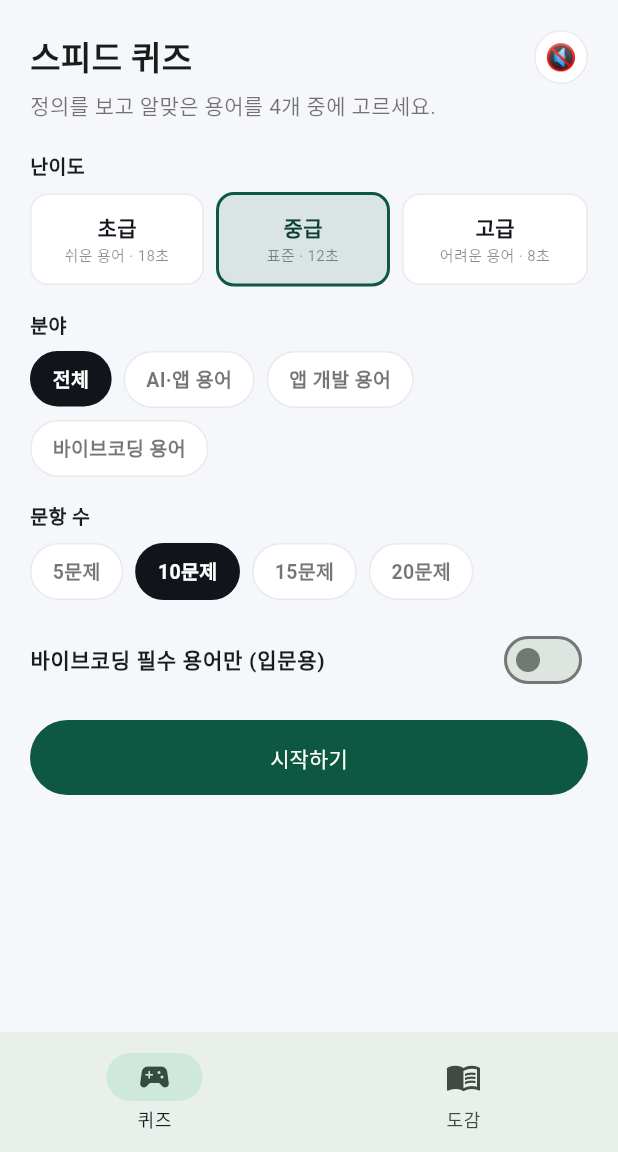
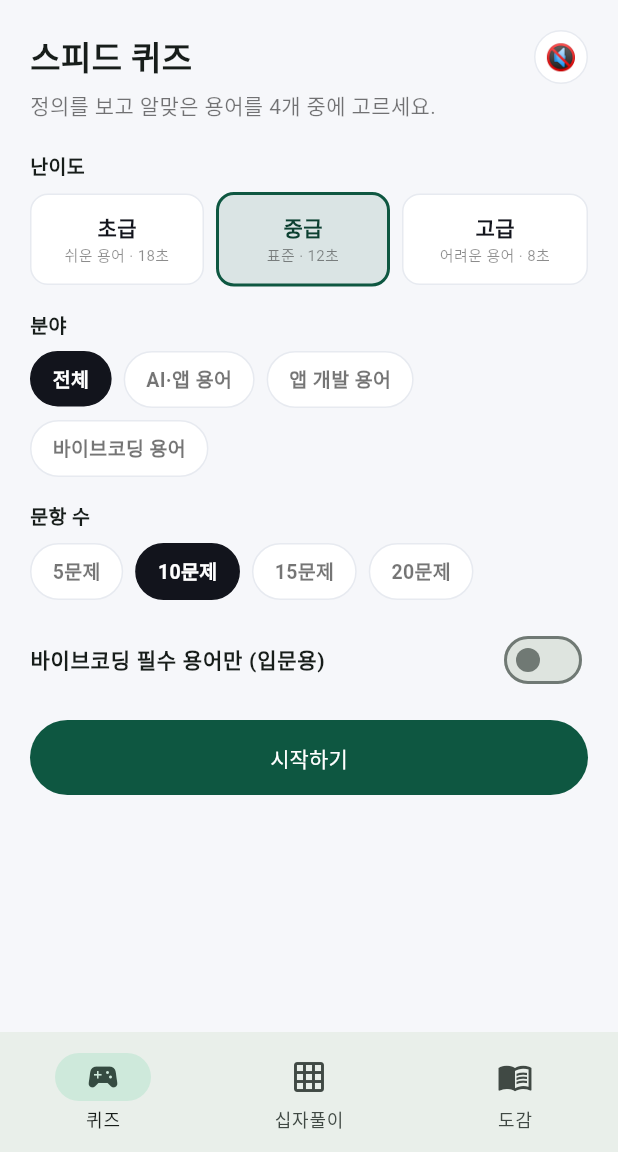
Before and after one commit to betona1/exansys.net, a Flutter app: the screen it shows after launch, after a tap on an icon or button, on a phone screen of 412 x 824 dp, the part 84-1236 px from its top. Run offline on Flutter 3.47's test engine with Material 3 defaults, Android fonts, the phone set to English and light mode, and no system bars; our stand-ins replace audioplayers; network calls fail.

Commit message:
기능: Flutter 앱에 십자풀이(가로세로 퍼즐) 추가
- api.dart: crossword() + CrosswordPuzzle/CrosswordEntry 모델
- crossword_screen.dart: 그리드 입력(자동 이동)·번호·가로/세로 열쇠·정답확인/보기·새 퍼즐
- 하단 네비 3탭(퀴즈·십자풀이·도감)
- flutter analyze 무결 · build web 성공

Co-Authored-By: Claude Opus 4.8 (1M context) <noreply@anthropic.com>

```diff
--- a/apps/techdex/flutter_app/lib/api.dart
+++ b/apps/techdex/flutter_app/lib/api.dart
@@ -35,6 +35,19 @@ class TechdexApi {
     return (d['questions'] as List)
         .map((e) => QuizQuestion.fromJson(e as Map<String, dynamic>))
         .toList();
+  }
+
+  static Future<CrosswordPuzzle> crossword({
+    int count = 10,
+    String? collection,
+    String? level,
+  }) async {
+    final params = <String, String>{'count': '$count'};
+    if (collection != null) params['collection'] = collection;
+    if (level != null) params['level'] = level;
+    final qs = Uri(queryParameters: params).query;
+    final d = await _get('/api/techdex/crossword?$qs') as Map<String, dynamic>;
+    return CrosswordPuzzle.fromJson(d);
   }
 
   static Future<TermPage> terms({
@@ -136,6 +149,46 @@ class TermPage {
   TermPage({required this.total, required this.terms});
 }
 
+class CrosswordEntry {
+  final int number;
+  final int row;
+  final int col;
+  final String dir; // across | down
+  final String answer;
+  final int len;
+  final String clue;
+  CrosswordEntry({
+    required this.number,
+    required this.row,
+    required this.col,
+    required this.dir,
+    required this.answer,
+    required this.len,
+    required this.clue,
+  });
+  factory CrosswordEntry.fromJson(Map<String, dynamic> j) => CrosswordEntry(
+        number: (j['num'] as num).toInt(),
+        row: (j['row'] as num).toInt(),
+        col: (j['col'] as num).toInt(),
+        dir: j['dir'] as String,
+        answer: j['answer'] as String,
+        len: (j['len'] as num).toInt(),
+        clue: j['clue'] as String,
+      );
+}
+
+class CrosswordPuzzle {
+  final int rows;
+  final int cols;
+  final List<CrosswordEntry> entries;
+  CrosswordPuzzle({required this.rows, required this.cols, required this.entries});
+  factory CrosswordPuzzle.fromJson(Map<String, dynamic> j) => CrosswordPuzzle(
+        rows: (j['rows'] as num).toInt(),
+        cols: (j['cols'] as num).toInt(),
+        entries: (j['entries'] as List).map((e) => CrosswordEntry.fromJson(e as Map<String, dynamic>)).toList(),
+      );
+}
+
 const collectionLabel = {
   'ai': 'AI·앱 용어',
   'app': '앱 개발 용어',
--- /dev/null
+++ b/apps/techdex/flutter_app/lib/crossword_screen.dart
@@ -0,0 +1,325 @@
+import 'package:flutter/material.dart';
+import 'api.dart';
+import 'main.dart';
+import 'sfx.dart';
+
+const _cLevels = {'beginner': '초급', 'intermediate': '중급', 'hard': '고급'};
+
+class CrosswordScreen extends StatefulWidget {
+  const CrosswordScreen({super.key});
+  @override
+  State<CrosswordScreen> createState() => _CrosswordScreenState();
+}
+
+class _CrosswordScreenState extends State<CrosswordScreen> {
+  String _collection = 'all';
+  String _level = 'intermediate';
+  String _dir = 'across';
+  CrosswordPuzzle? _puzzle;
+  bool _loading = false;
+  bool _solved = false;
+  String _error = '';
+  final Map<String, String> _correct = {};
+  final Map<String, int> _numAt = {};
+  List<CrosswordEntry> _across = [];
+  List<CrosswordEntry> _down = [];
+  final Map<String, TextEditingController> _ctrl = {};
+  final Map<String, FocusNode> _focus = {};
+  final Map<String, bool?> _checked = {};
+
+  String _k(int r, int c) => '$r,$c';
+
+  @override
+  void initState() {
+    super.initState();
+    _load();
+  }
+
+  @override
+  void dispose() {
+    _disposeCells();
+    super.dispose();
+  }
+
+  void _disposeCells() {
+    for (final c in _ctrl.values) {
+      c.dispose();
+    }
+    for (final f in _focus.values) {
+      f.dispose();
+    }
+    _ctrl.clear();
+    _focus.clear();
+  }
+
+  Future<void> _load() async {
+    setState(() {
+      _loading = true;
+      _error = '';
+      _solved = false;
+      _puzzle = null;
+    });
+    try {
+      final p = await TechdexApi.crossword(
+        count: 10,
+        collection: _collection == 'all' ? null : _collection,
+        level: _level,
+      );
+      _disposeCells();
+      _correct.clear();
+      _numAt.clear();
+      _checked.clear();
+      for (final e in p.entries) {
+        _numAt.putIfAbsent(_k(e.row, e.col), () => e.number);
+        final dr = e.dir == 'down' ? 1 : 0;
+        final dc = e.dir == 'across' ? 1 : 0;
+        for (var i = 0; i < e.len; i++) {
+          final key = _k(e.row + dr * i, e.col + dc * i);
+          _correct[key] = e.answer[i];
+          _ctrl.putIfAbsent(key, () => TextEditingController());
+          _focus.putIfAbsent(key, () => FocusNode());
+        }
+      }
+      _across = p.entries.where((e) => e.dir == 'across').toList()..sort((a, b) => a.number - b.number);
+      _down = p.entries.where((e) => e.dir == 'down').toList()..sort((a, b) => a.number - b.number);
+      setState(() {
+        _puzzle = p;
+        _loading = false;
+      });
+    } catch (_) {
+      setState(() {
+        _error = '퍼즐을 만들지 못했습니다. 범위를 바꿔 다시 시도해 주세요.';
+        _loading = false;
+      });
+    }
+  }
+
+  bool _has(int r, int c) => _correct.containsKey(_k(r, c));
+
+  void _advance(int r, int c) {
+    final dr = _dir == 'down' ? 1 : 0;
+    final dc = _dir == 'across' ? 1 : 0;
+    if (_has(r + dr, c + dc)) _focus[_k(r + dr, c + dc)]!.requestFocus();
+  }
+
+  void _onChanged(int r, int c, String v) {
+    final key = _k(r, c);
+    if (v.isEmpty) {
+      setState(() => _checked.remove(key));
+      return;
+    }
+    final ch = v.substring(v.length - 1).toUpperCase();
+    if (RegExp(r'[A-Z]').hasMatch(ch)) {
+      _ctrl[key]!.value = TextEditingValue(text: ch, selection: const TextSelection.collapsed(offset: 1));
+      _checked[key] = null;
+      _advance(r, c);
+    } else {
+      _ctrl[key]!.text = '';
+    }
+    setState(() {});
+  }
+
+  void _check() {
+    var all = true;
+    _correct.forEach((key, letter) {
+      final ok = _ctrl[key]!.text.toUpperCase() == letter;
+      _checked[key] = ok;
+      if (!ok) all = false;
+    });
+    setState(() {
+      if (all) {
+        _solved = true;
+        Sfx.correct();
+      } else {
+        Sfx.wrong();
+      }
+    });
+  }
+
+  void _reveal() {
+    _correct.forEach((key, letter) {
+      _ctrl[key]!.text = letter;
+      _checked[key] = null;
+    });
+    setState(() => _solved = true);
+  }
+
+  @override
+  Widget build(BuildContext context) {
+    final p = _puzzle;
+    return ListView(
+      padding: const EdgeInsets.all(16),
+      children: [
+        // 범위 선택
+        Wrap(spacing: 8, runSpacing: 8, children: [
+          for (final cc in ['all', 'ai', 'app', 'vibe'])
+            _chip(cc == 'all' ? '전체' : collectionLabel[cc]!, _collection == cc, () {
+              setState(() => _collection = cc);
+            }),
+        ]),
+        const SizedBox(height: 8),
+        Row(children: [
+          for (final lv in ['beginner', 'intermediate', 'hard'])
+            Padding(
+              padding: const EdgeInsets.only(right: 8),
+              child: _chip(_cLevels[lv]!, _level == lv, () => setState(() => _level = lv)),
+            ),
+          const Spacer(),
+          FilledButton(
+            style: FilledButton.styleFrom(backgroundColor: ink, visualDensity: VisualDensity.compact),
+            onPressed: _load,
+            child: const Text('새 퍼즐'),
+          ),
+        ]),
+        const SizedBox(height: 8),
+        const Text('힌트(가로·세로)를 보고 영문 용어를 채워보세요.', style: TextStyle(color: Colors.black54, fontSize: 13)),
+        const SizedBox(height: 12),
+
+        if (_error.isNotEmpty)
+          Container(
+            padding: const EdgeInsets.all(12),
+            decoration: BoxDecoration(color: const Color(0xFFFDECEC), borderRadius: BorderRadius.circular(12)),
+            child: Text(_error, style: const TextStyle(color: Color(0xFFB4232A))),
+          ),
+        if (_loading) const Padding(padding: EdgeInsets.all(40), child: Center(child: CircularProgressIndicator())),
+
+        if (p != null && !_loading) ...[
+          if (_solved)
+            Container(
+              margin: const EdgeInsets.only(bottom: 12),
+              padding: const EdgeInsets.all(12),
+              decoration: BoxDecoration(color: green.withValues(alpha: 0.12), borderRadius: BorderRadius.circular(12)),
+              child: const Center(child: Text('🎉 완성! 잘하셨어요', style: TextStyle(fontWeight: FontWeight.w800, color: greenDeep))),
+            ),
+          // 그리드
+          SingleChildScrollView(
+            scrollDirection: Axis.horizontal,
+            child: Column(
+              children: [
+                for (var r = 0; r < p.rows; r++)
+                  Row(children: [for (var c = 0; c < p.cols; c++) _cell(r, c)]),
+              ],
+            ),
+          ),
+          const SizedBox(height: 14),
+          Row(
+            mainAxisAlignment: MainAxisAlignment.center,
+            children: [
+              FilledButton(
+                style: FilledButton.styleFrom(backgroundColor: green),
+                onPressed: _check,
+                child: const Text('정답 확인'),
+              ),
+              const SizedBox(width: 10),
+              OutlinedButton(onPressed: _reveal, child: const Text('정답 보기')),
+            ],
+          ),
+          const SizedBox(height: 20),
+          _clues('가로 열쇠', _across),
+          const SizedBox(height: 14),
+          _clues('세로 열쇠', _down),
+        ],
+      ],
+    );
+  }
+
+  Widget _cell(int r, int c) {
+    const size = 32.0;
+    final key = _k(r, c);
+    if (!_has(r, c)) return const SizedBox(width: size + 2, height: size + 2);
+    final chk = _checked[key];
+    Color border = const Color(0xFFE7EAF0);
+    Color bg = Colors.white;
+    if (chk == true) {
+      border = green;
+      bg = green.withValues(alpha: 0.12);
+    } else if (chk == false) {
+      border = Colors.red.shade400;
+      bg = const Color(0xFFFDECEC);
+    }
+    final num = _numAt[key];
+    return Container(
+      width: size + 2,
+      height: size + 2,
+      padding: const EdgeInsets.all(1),
+      child: Stack(
+        children: [
+          TextField(
+            controller: _ctrl[key],
+            focusNode: _focus[key],
+            textAlign: TextAlign.center,
+            textCapitalization: TextCapitalization.characters,
+            showCursor: false,
+            maxLength: 2,
+            onTap: () => _focus[key]!.requestFocus(),
+            onChanged: (v) => _onChanged(r, c, v),
+            style: const TextStyle(fontWeight: FontWeight.w800, fontSize: 15),
+            decoration: InputDecoration(
+              counterText: '',
+              isDense: true,
+              contentPadding: EdgeInsets.zero,
+              filled: true,
+              fillColor: bg,
+              border: OutlineInputBorder(borderRadius: BorderRadius.circular(6), borderSide: BorderSide(color: border, width: 1.5)),
+              enabledBorder:
+                  OutlineInputBorder(borderRadius: BorderRadius.circular(6), borderSide: BorderSide(color: border, width: 1.5)),
+              focusedBorder:
+                  OutlineInputBorder(borderRadius: BorderRadius.circular(6), borderSide: const BorderSide(color: ink, width: 2)),
+            ),
+          ),
+          if (num != null)
+            Positioned(
+              left: 3,
+              top: 1,
+              child: Text('$num', style: const TextStyle(fontSize: 8, color: Colors.black45, fontWeight: FontWeight.bold)),
+            ),
+        ],
+      ),
+    );
+  }
+
+  Widget _clues(String title, List<CrosswordEntry> list) {
+    return Column(
+      crossAxisAlignment: CrossAxisAlignment.start,
+      children: [
+        Text(title, style: const TextStyle(fontWeight: FontWeight.w800, color: green, fontSize: 14)),
+        const SizedBox(height: 4),
+        for (final e in list)
+          InkWell(
+            onTap: () {
+              setState(() => _dir = e.dir);
+              _focus[_k(e.row, e.col)]?.requestFocus();
+            },
+            child: Padding(
+              padding: const EdgeInsets.symmetric(vertical: 4),
+              child: Row(
+                crossAxisAlignment: CrossAxisAlignment.start,
+                children: [
+                  SizedBox(
+                      width: 22,
+                      child: Text('${e.number}',
+                          textAlign: TextAlign.right,
+                          style: const TextStyle(fontWeight: FontWeight.bold, color: greenDeep))),
+                  const SizedBox(width: 8),
+                  Expanded(child: Text(e.clue, style: const TextStyle(fontSize: 14))),
+                ],
+              ),
+            ),
+          ),
+      ],
+    );
+  }
+
+  Widget _chip(String label, bool on, VoidCallback onTap) => GestureDetector(
+        onTap: onTap,
+        child: Container(
+          padding: const EdgeInsets.symmetric(horizontal: 14, vertical: 8),
+          decoration: BoxDecoration(
+            color: on ? ink : Colors.white,
+            borderRadius: BorderRadius.circular(999),
+            border: Border.all(color: on ? ink : const Color(0xFFE7EAF0)),
+          ),
+          child: Text(label, style: TextStyle(color: on ? Colors.white : Colors.black54, fontWeight: FontWeight.w700, fontSize: 13)),
+        ),
+      );
+}
--- a/apps/techdex/flutter_app/lib/main.dart
+++ b/apps/techdex/flutter_app/lib/main.dart
@@ -1,5 +1,6 @@
 import 'package:flutter/material.dart';
 import 'quiz_screen.dart';
+import 'crossword_screen.dart';
 import 'dex_screen.dart';
 
 void main() => runApp(const TechDexApp());
@@ -40,7 +41,7 @@ class _HomePageState extends State<HomePage> {
 
   @override
   Widget build(BuildContext context) {
-    const pages = [QuizScreen(), DexScreen()];
+    const pages = [QuizScreen(), CrosswordScreen(), DexScreen()];
     return Scaffold(
       appBar: AppBar(
         backgroundColor: green,
@@ -67,6 +68,8 @@ class _HomePageState extends State<HomePage> {
               selectedIcon: Icon(Icons.sports_esports),
               label: '퀴즈'),
           NavigationDestination(
+              icon: Icon(Icons.grid_on_outlined), selectedIcon: Icon(Icons.grid_on), label: '십자풀이'),
+          NavigationDestination(
               icon: Icon(Icons.menu_book_outlined), selectedIcon: Icon(Icons.menu_book), label: '도감'),
         ],
       ),
```
